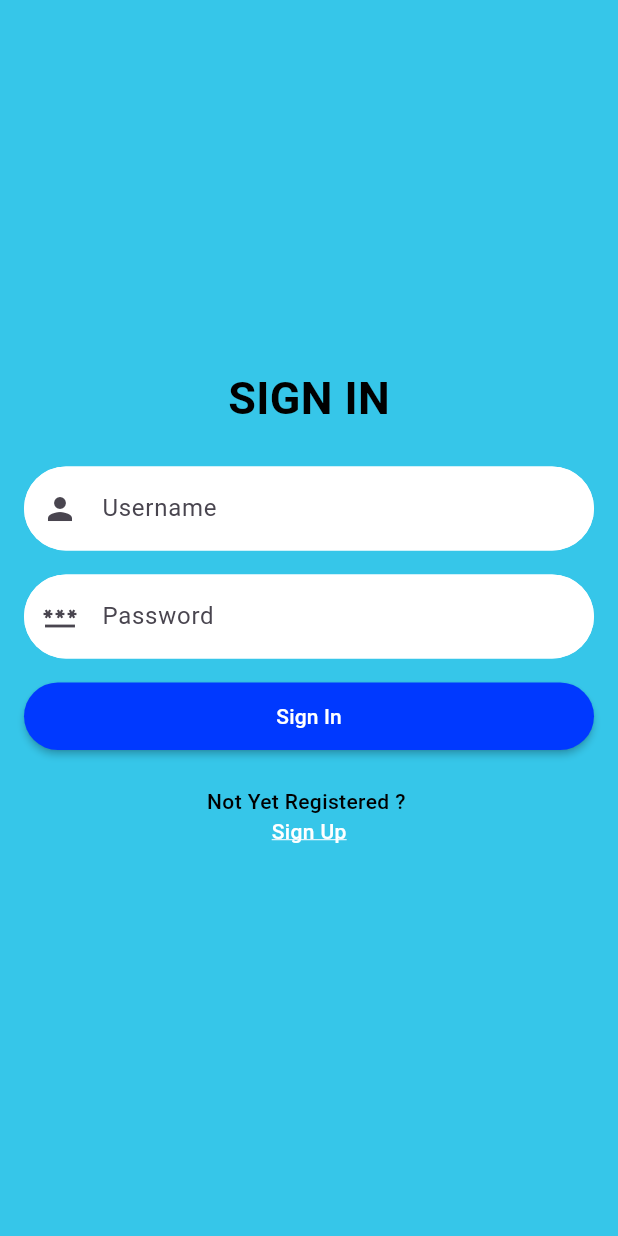
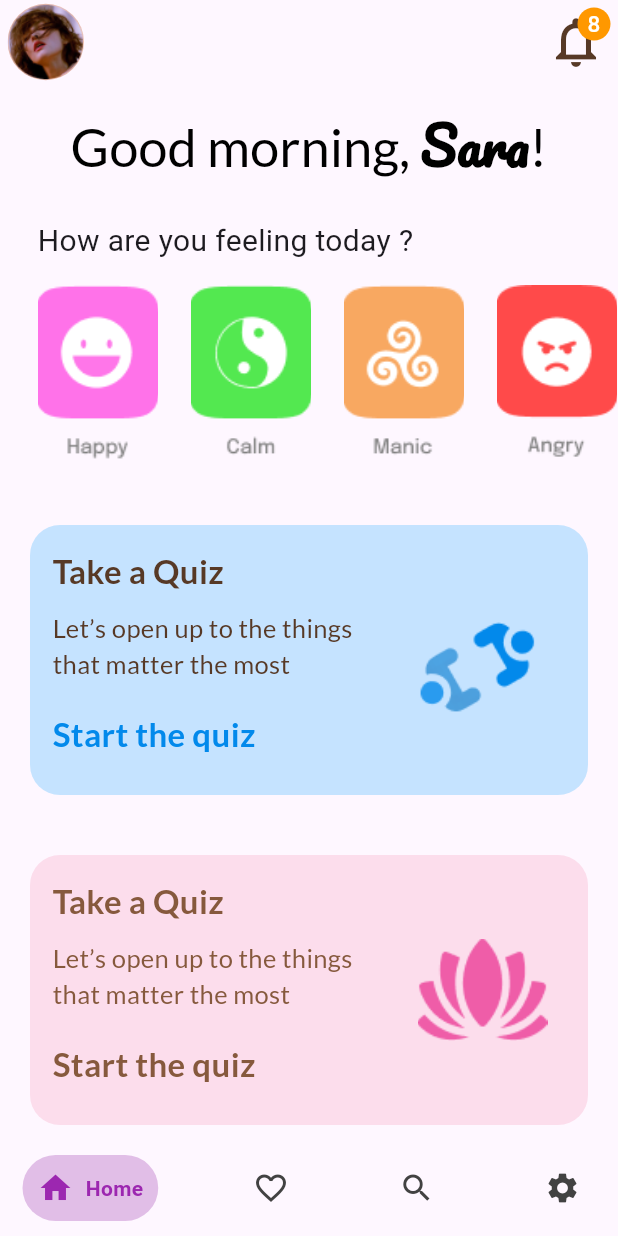
Before and after one commit to Kasun-Abeywickrama/TSD_Project_Front_End, a Flutter app: the screen it shows after launch, on a phone screen of 412 x 824 dp. Run offline on Flutter 3.47's test engine with Material 3 defaults, Android fonts, the phone set to English and light mode, and no system bars; drawn by our look-alikes of google_nav_bar; our stand-ins replace flutter_secure_storage, google_fonts; missing offline and left inert: jwt_decode.

Commit message:
Home Screen

```diff
--- a/tsd_project/lib/main.dart
+++ b/tsd_project/lib/main.dart
@@ -1,4 +1,5 @@
 import 'package:flutter/material.dart';
+import 'screen/home_screen.dart';
 import 'package:tsd_project/screen/splash_screen.dart';
 
 void main() {
@@ -10,6 +11,6 @@ class MyApp extends StatelessWidget {
 
   @override
   Widget build(BuildContext context) {
-    return MaterialApp(home: Splash());
+    return MaterialApp(home: HomeScreen());
   }
 }
--- a/tsd_project/lib/screen/home_page.dart
+++ /dev/null
@@ -1,45 +0,0 @@
-import 'package:flutter/material.dart';
-
-class MyHomePage extends StatefulWidget {
-  const MyHomePage({super.key, required this.title});
-
-  final String title;
-
-  @override
-  State<MyHomePage> createState() => _MyHomePageState();
-}
-
-class _MyHomePageState extends State<MyHomePage> {
-  int _counter = 0;
-
-  void _incrementCounter() {
-    setState(() {
-      _counter++;
-    });
-  }
-
-  @override
-  Widget build(BuildContext context) {
-    return Scaffold(
-      body: Center(
-        child: Column(
-          mainAxisAlignment: MainAxisAlignment.center,
-          children: <Widget>[
-            const Text(
-              'You have pushed the button this many times:',
-            ),
-            Text(
-              '$_counter',
-              style: Theme.of(context).textTheme.headlineMedium,
-            ),
-          ],
-        ),
-      ),
-      floatingActionButton: FloatingActionButton(
-        onPressed: _incrementCounter,
-        tooltip: 'Increment',
-        child: const Icon(Icons.add),
-      ),
-    );
-  }
-}
--- /dev/null
+++ b/tsd_project/lib/screen/home_screen.dart
@@ -0,0 +1,351 @@
+import 'package:flutter/material.dart';
+
+import 'package:google_fonts/google_fonts.dart';
+import 'package:google_nav_bar/google_nav_bar.dart';
+
+
+class HomeScreen extends StatelessWidget {
+  const HomeScreen({Key? key}) : super(key: key);
+
+  void onImageClick() {
+    // Add your desired action here
+    print('Image clicked!');
+    // You can navigate to another screen, show a dialog, etc.
+  }
+
+  @override
+  Widget build(BuildContext context) {
+      return Scaffold(
+        bottomNavigationBar: Padding(
+          padding: const EdgeInsets.symmetric(horizontal: 15.0,vertical: 10.0),
+          child: GNav(
+            gap: 8,
+            color: Colors.grey[800],
+            activeColor: Colors.purple,
+            tabBackgroundColor: Colors.purple.shade100,
+            padding: EdgeInsets.all(10),
+            onTabChange: (index){
+              print(index);
+            },
+            tabs: [
+              GButton(
+                  icon: Icons.home,
+                  text: 'Home',
+              ),
+              GButton(
+                  icon: Icons.favorite_border,
+                  text: 'Likes',
+              ),
+              GButton(
+                  icon: Icons.search,
+                  text: 'Search',
+              ),
+              GButton(
+                  icon: Icons.settings,
+                  text: 'Settings',
+              ),
+            ],
+          ),
+        ),
+        appBar: AppBar(
+          title: const Text(''),
+          leading: Container(
+            padding: EdgeInsets.only(left: 5.0),
+            width: double.infinity,
+            child: GestureDetector(
+              onTap: onImageClick,
+              child: const CircleAvatar(
+                backgroundImage: AssetImage('assets/images/profile_img.png'), // Provide the path to your image asset
+              ),
+            ),
+          ),
+          actions: [
+            Stack(
+              children: [
+                IconButton(
+                  icon: const Icon(
+                      Icons.notifications_outlined,
+                      size: 40.0,
+                      color: Color(0xFF573926),
+                  ),
+                  onPressed: () {
+                    print('Notification icon tapped!');
+                  },
+                ),
+                const Positioned(
+                  right: 5.0,
+                  top: 5.0,
+                  child: CircleAvatar(
+                    backgroundColor: Colors.orange,
+                    radius: 11.0,
+                    child: Text(
+                      '8',
+                      style: TextStyle(
+                        color: Colors.white,
+                        fontSize: 15.0,
+                      ),
+                    ),
+                  ),
+                ),
+              ],
+            ),
+          ],
+        ),
+        body: ListView(
+          children: [
+            Container(
+              width: double.infinity,
+              height: 80.0,
+              // color: Colors.blueAccent,
+              child: Center(
+                child: Column(
+                  mainAxisAlignment: MainAxisAlignment.center,
+                  children: [
+                    RichText(
+                      text: TextSpan(
+                        style: GoogleFonts.lato(fontSize: 35.0, color: Colors.black),
+                        children: <TextSpan>[
+                          const TextSpan(
+                            text: 'Good morning, ',
+                          ),
+                          TextSpan(
+                            text: 'Sara',
+                            style: GoogleFonts.pacifico(fontWeight: FontWeight.bold),
+                          ),
+                          const TextSpan(
+                            text: '!',
+                          ),
+                        ],
+                      ),
+                    )
+                  ],
+                ),
+              ),
+            ),
+            Container(
+              width: double.infinity,
+              // color: Colors.grey,
+              child: Column(
+                children: [
+                  Container(
+                    width: double.infinity,
+                    margin: EdgeInsets.only(top: 10.0, right: 25.0, left: 25.0),
+                    // color: Colors.teal,
+                    child: Text(
+                      "How are you feeling today ?",
+                      style: TextStyle(fontSize: 20.0),
+                    ),
+                  ),
+                  Container(
+                    height: 120.0,
+                    margin: EdgeInsets.only(left: 25.0, top: 15.0),
+                    child: ListView(
+                      scrollDirection: Axis.horizontal,
+                      children: [
+                        Container(
+                          width: 80.0,
+                          margin: EdgeInsets.only(right: 22.0),
+                          child: Image.asset(
+                            'assets/images/Happy.png', // Path to your image in the assets folder
+                            fit: BoxFit.cover, // Adjust the fit as needed (cover, contain, etc.)
+                          ),
+                        ),
+                        Container(
+                          width: 80.0,
+                          margin: EdgeInsets.only(right: 22.0),
+                          child: Image.asset(
+                            'assets/images/Calm.png', // Path to your image in the assets folder
+                            fit: BoxFit.cover, // Adjust the fit as needed (cover, contain, etc.)
+                          ),
+                        ),
+                        Container(
+                          width: 80.0,
+                          margin: EdgeInsets.only(right: 22.0),
+                          child: Image.asset(
+                            'assets/images/Relax.png', // Path to your image in the assets folder
+                            fit: BoxFit.cover, // Adjust the fit as needed (cover, contain, etc.)
+                          ),
+                        ),
+                        Container(
+                          width: 80.0,
+                          margin: EdgeInsets.only(right: 22.0),
+                          child: Image.asset(
+                            'assets/images/Angry.png', // Path to your image in the assets folder
+                            fit: BoxFit.cover, // Adjust the fit as needed (cover, contain, etc.)
+                          ),
+                        ),
+                        Container(
+                          width: 80.0,
+                          margin: EdgeInsets.only(right: 22.0),
+                          child: Image.asset(
+                            'assets/images/Sad.png', // Path to your image in the assets folder
+                            fit: BoxFit.cover, // Adjust the fit as needed (cover, contain, etc.)
+                          ),
+                        ),
+
+
+
+
+                      ],
+                    ),
+                  )
+                ],
+              ),
+            ),
+            Container(
+              width: double.infinity,
+              margin: EdgeInsets.only(top: 20.0),
+              child: Column(
+                children: [
+                  Padding(
+                    padding: EdgeInsets.all(20.0),
+                    child: Container(
+                      width: double.infinity,
+                      decoration: BoxDecoration(
+                        color : Color.fromRGBO(153, 212, 255, 0.5600000023841858),
+                        borderRadius: BorderRadius.circular(20.0), // Set the border radius
+                      ),
+                      child: Padding(
+                        padding: EdgeInsets.all(5.0),
+                        child: Container(
+                          child: Row(
+                            children: [
+                              Expanded(
+                                flex: 7, // 70% width
+                                child: Container(
+                                    child: Column(
+                                      crossAxisAlignment: CrossAxisAlignment.start,
+                                      children: [
+                                        Padding(
+                                            padding: EdgeInsets.all(10.0),
+                                            child: Text(
+                                              'Take a Quiz',
+                                              style: GoogleFonts.lato(fontSize: 22.0, color: Color(0xFF573926),fontWeight: FontWeight.bold),
+                                            ),
+                                        ),
+                                        Padding(
+                                            padding: EdgeInsets.symmetric(horizontal: 10.0),
+                                            child: Text(
+                                              'Let’s open up to the things that matter the most ',
+                                              style: GoogleFonts.lato(fontSize: 17.0, color: Color(0xFF573926)),
+
+                                        ),
+                                        ),
+                                        Padding(
+                                          padding: EdgeInsets.symmetric(horizontal: 10.0, vertical: 20.0),
+                                          child: GestureDetector(
+                                            onTap: () {
+                                              print('Text clicked!');
+                                            },
+                                            child: Text(
+                                              'Start the quiz',
+                                              style: GoogleFonts.lato(fontSize: 22.0, color: Color(0xFF0289EB),fontWeight: FontWeight.bold),
+                                            ),
+                                          ),
+                                        )
+                                      ],
+                                    )
+                                ),
+                              ),
+                              Expanded(
+                                flex: 3, // 30% width
+                                child: Container(
+                                  child: Center(
+                                    child: Container(
+                                      width: double.infinity,
+                                      margin: EdgeInsets.only(right: 22.0),
+                                      child: Image.asset(
+                                        'assets/images/Quiz.png', // Path to your image in the assets folder
+                                        fit: BoxFit.cover, // Adjust the fit as needed (cover, contain, etc.)
+                                      ),
+                                    ),                                  ),
+                                ),
+                              ),
+                            ],
+                          ),
+                        ),
+                      ),
+                    ),
+                  ),
+                  Padding(
+                    padding: EdgeInsets.all(20.0),
+                    child: Container(
+                      width: double.infinity,
+                      decoration: BoxDecoration(
+                        color: Color(0xFFFCDDEC),
+                        borderRadius: BorderRadius.circular(20.0), // Set the border radius
+                      ),
+                      child: Padding(
+                        padding: EdgeInsets.all(5.0),
+                        child: Container(
+                          child: Row(
+                            children: [
+                              Expanded(
+                                flex: 7, // 70% width
+                                child: Container(
+                                    child: Column(
+                                      crossAxisAlignment: CrossAxisAlignment.start,
+                                      children: [
+                                        Padding(
+                                          padding: EdgeInsets.all(10.0),
+                                          child: Text(
+                                            'Take a Quiz',
+                                            style: GoogleFonts.lato(fontSize: 22.0, color: Color(0xFF86593D),fontWeight: FontWeight.bold),
+                                          ),
+                                        ),
+                                        Padding(
+                                          padding: EdgeInsets.symmetric(horizontal: 10.0),
+                                          child: Text(
+                                            'Let’s open up to the things that matter the most ',
+                                            style: GoogleFonts.lato(fontSize: 17.0, color: Color(0xFF86593D)),
+
+                                          ),
+                                        ),
+                                        Padding(
+                                          padding: EdgeInsets.symmetric(horizontal: 10.0, vertical: 20.0),
+                                          child: GestureDetector(
+                                            onTap: () {
+                                              print('Text clicked!');
+                                            },
+                                            child: Text(
+                                              'Start the quiz',
+                                              style: GoogleFonts.lato(fontSize: 22.0, color: Color(0xFF86593D), fontWeight: FontWeight.bold),
+                                            ),
+                                          ),
+                                        )
+                                      ],
+                                    )
+                                ),
+                              ),
+                              Expanded(
+                                flex: 3, // 30% width
+                                child: Container(
+                                  child: Center(
+                                    child: Container(
+                                      width: double.infinity,
+                                      margin: EdgeInsets.only(right: 22.0),
+                                      child: Image.asset(
+                                        'assets/images/sample.png', // Path to your image in the assets folder
+                                        fit: BoxFit.cover, // Adjust the fit as needed (cover, contain, etc.)
+                                      ),
+                                    ),                                  ),
+                                ),
+                              ),
+                            ],
+                          ),
+                        ),
+                      ),
+                    ),
+                  ),
+                ],
+              ),
+            ),
+
+          ],
+        )
+
+
+
+      );
+  }
+}
--- a/tsd_project/lib/screen/quiz_page.dart
+++ b/tsd_project/lib/screen/quiz_page.dart
@@ -1,5 +1,5 @@
 import 'package:flutter/material.dart';
-import 'package:tsd_project/screen/home_page.dart';
+import 'package:tsd_project/screen/home_screen.dart';
 import 'package:tsd_project/screen/login.dart';
 import 'dart:math';
 import 'package:flutter_secure_storage/flutter_secure_storage.dart';
@@ -566,8 +566,8 @@ class _QuizPageState extends State<QuizPage> {
                     Navigator.push(
                         context,
                         MaterialPageRoute(
-                            builder: (context) => const MyHomePage(
-                                  title: 'abc',
+                            builder: (context) => const HomeScreen(
+                                  // title: 'abc',
                                 )));
                   },
                   child: const Text(
```
Also changed, not shown: tsd_project/pubspec.yaml (+12 -0 lines), tsd_project/assets/images/Angry.png (added), tsd_project/assets/images/Calm.png (added), tsd_project/assets/images/Happy.png (added), tsd_project/assets/images/Quiz.png (added), tsd_project/assets/images/Relax.png (added), tsd_project/assets/images/Sad.png (added), tsd_project/assets/images/profile_img.png (added), tsd_project/assets/images/sample.png (added), tsd_project/pubspec.lock.
